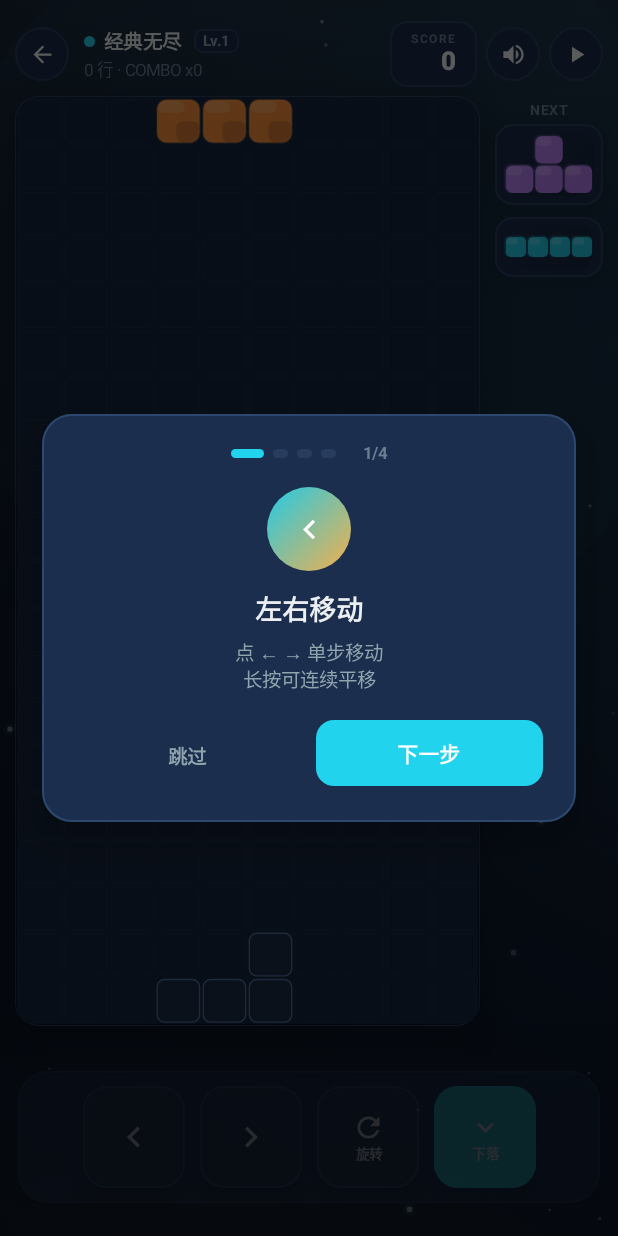
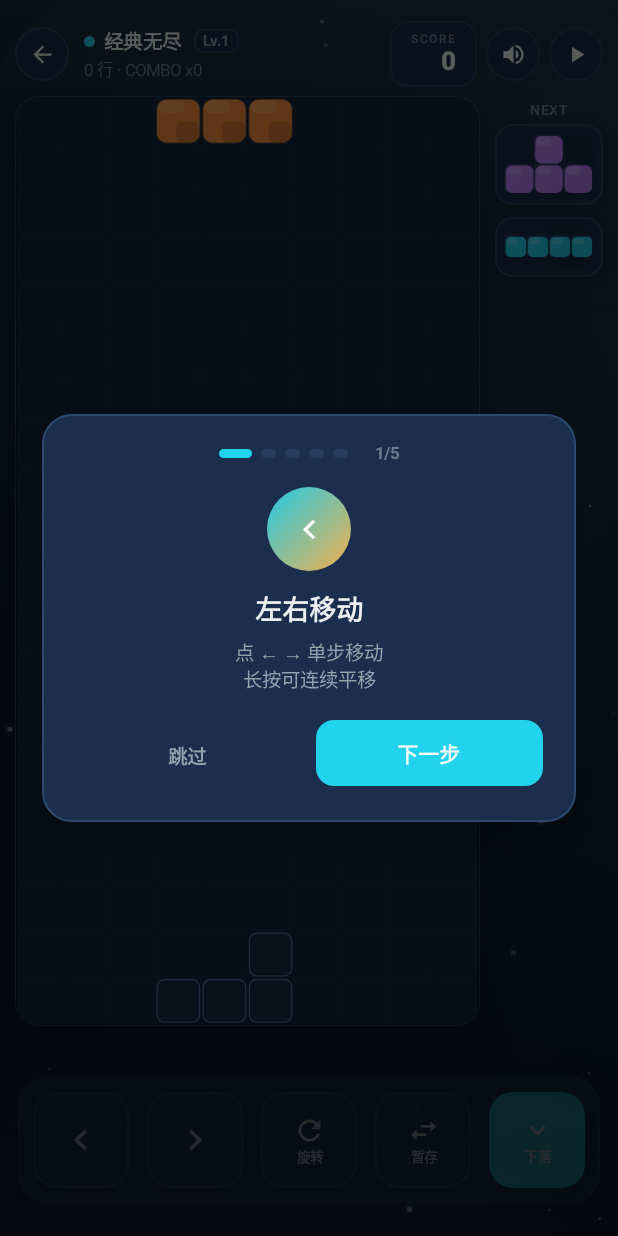
Before and after one commit to lizhongsheng168/TetrisGame, an Android app built with Jetpack Compose: the screen it shows after launch (MainActivity), after a tap on "经典无尽", on a phone screen of 412 x 824 dp. Run offline under Robolectric (Android 15) with nearby library versions, the phone set to English and light mode, and no system bars; 3 other taps on this screen came first.

Commit message:
feat: 操作区加入暂存，并写进新手教学
暂存调用引擎已有的 hold()，一颗落下前只能换一次。按钮在棋盘下方的操作区，教学紧挨旋转说明。

Co-authored-by: 154632988 <154632988@qq.com>

```diff
--- a/app/src/main/java/com/tetris/game/ui/components/TutorialOverlay.kt
+++ b/app/src/main/java/com/tetris/game/ui/components/TutorialOverlay.kt
@@ -12,6 +12,7 @@ import androidx.compose.material.icons.automirrored.filled.KeyboardArrowLeft
 import androidx.compose.material.icons.automirrored.filled.KeyboardArrowRight
 import androidx.compose.material.icons.filled.KeyboardArrowDown
 import androidx.compose.material.icons.filled.Refresh
+import androidx.compose.material.icons.filled.SwapHoriz
 import androidx.compose.material.icons.filled.Visibility
 import androidx.compose.material3.Button
 import androidx.compose.material3.ButtonDefaults
@@ -60,6 +61,11 @@ fun TutorialOverlay(
                 title = "旋转方块",
                 desc = "点 旋转 让方块顺时针转 90°\n卡住也能贴墙转（踢墙）",
                 icon = Icons.Filled.Refresh
+            ),
+            TutorialStep(
+                title = "暂存方块",
+                desc = "点 暂存 把当前方块换下来\n每落下一颗才能再暂存一次",
+                icon = Icons.Filled.SwapHoriz
             ),
             TutorialStep(
                 title = "下落",
--- a/app/src/main/java/com/tetris/game/ui/screens/GameScreen.kt
+++ b/app/src/main/java/com/tetris/game/ui/screens/GameScreen.kt
@@ -24,6 +24,7 @@ import androidx.compose.material.icons.filled.Pause
 import androidx.compose.material.icons.filled.PlayArrow
 import androidx.compose.material.icons.filled.Refresh
 import androidx.compose.material.icons.filled.Star
+import androidx.compose.material.icons.filled.SwapHoriz
 import androidx.compose.material.icons.filled.VolumeOff
 import androidx.compose.material.icons.filled.VolumeUp
 import androidx.compose.material3.*
@@ -552,6 +553,15 @@ fun GameScreen(
                             tickCount++
                         }
                     },
+                    onHold = {
+                        if (showResumeDialog || showTutorial) return@ControlArea
+                        if (engine.gameState == GameState.PLAYING) {
+                            if (engine.hold()) { if (soundEnabled) SoundManager.playRotate() }
+                            tickCount++
+                            syncOutcome()
+                        }
+                    },
+                    canHold = !engine.holdUsed,
                     onSoftDrop = {
                         if (showResumeDialog || showTutorial) return@ControlArea
                         if (engine.gameState == GameState.PLAYING) {
@@ -963,8 +973,8 @@ private fun OverlayDialog(
 }
 
 @Composable
-private fun ControlArea(enabled: Boolean = true, hapticEnabled: Boolean, sensitivity: Int = 3, btnScale: Int = 100, btnSpacing: Int = 10, onMoveLeft: () -> Unit, onMoveRight: () -> Unit, onRotate: () -> Unit, onSoftDrop: () -> Unit, onHardDrop: () -> Unit) {
-    ButtonControlArea(enabled = enabled, hapticEnabled = hapticEnabled, sensitivity = sensitivity, btnScale = btnScale, btnSpacing = btnSpacing, onMoveLeft = onMoveLeft, onMoveRight = onMoveRight, onRotate = onRotate, onSoftDrop = onSoftDrop, onHardDrop = onHardDrop)
+private fun ControlArea(enabled: Boolean = true, hapticEnabled: Boolean, sensitivity: Int = 3, btnScale: Int = 100, btnSpacing: Int = 10, canHold: Boolean = true, onMoveLeft: () -> Unit, onMoveRight: () -> Unit, onRotate: () -> Unit, onHold: () -> Unit, onSoftDrop: () -> Unit, onHardDrop: () -> Unit) {
+    ButtonControlArea(enabled = enabled, hapticEnabled = hapticEnabled, sensitivity = sensitivity, btnScale = btnScale, btnSpacing = btnSpacing, canHold = canHold, onMoveLeft = onMoveLeft, onMoveRight = onMoveRight, onRotate = onRotate, onHold = onHold, onSoftDrop = onSoftDrop, onHardDrop = onHardDrop)
 }
 
 private fun moveRepeatMs(s: Int): Long = when (s.coerceIn(1, 5)) { 1 -> 95L; 2 -> 80L; 3 -> 70L; 4 -> 52L; 5 -> 38L; else -> 70L }
@@ -973,10 +983,10 @@ private fun dropRepeatMs(s: Int): Long = when (s.coerceIn(1, 5)) { 1 -> 38L; 2 -
 private fun dropInitialMs(s: Int): Long = when (s.coerceIn(1, 5)) { 1 -> 165L; 2 -> 140L; 3 -> 120L; 4 -> 95L; 5 -> 75L; else -> 120L }
 
 @Composable
-private fun ButtonControlArea(enabled: Boolean = true, hapticEnabled: Boolean, sensitivity: Int = 3, btnScale: Int = 100, btnSpacing: Int = 10, onMoveLeft: () -> Unit, onMoveRight: () -> Unit, onRotate: () -> Unit, onSoftDrop: () -> Unit, onHardDrop: () -> Unit) {
+private fun ButtonControlArea(enabled: Boolean = true, hapticEnabled: Boolean, sensitivity: Int = 3, btnScale: Int = 100, btnSpacing: Int = 10, canHold: Boolean = true, onMoveLeft: () -> Unit, onMoveRight: () -> Unit, onRotate: () -> Unit, onHold: () -> Unit, onSoftDrop: () -> Unit, onHardDrop: () -> Unit) {
     val theme = LocalAppTheme.current
-    val btnDp = (68f * (btnScale / 100f)).dp
-    val sp = btnSpacing.dp
+    val cap = (64f * (btnScale / 100f)).dp
+    val sp = (btnSpacing.coerceAtMost(8)).dp
     Surface(
         shape = RoundedCornerShape(20.dp),
         color = theme.boardCardBackground.copy(alpha = 0.92f),
@@ -985,15 +995,33 @@ private fun ButtonControlArea(enabled: Boolean = true, hapticEnabled: Boolean, s
         modifier = Modifier.fillMaxWidth().padding(horizontal = 12.dp, vertical = 10.dp).graphicsLayer { alpha = if (enabled) 1f else 0.4f }
     ) {
         Row(
-            modifier = Modifier.fillMaxWidth().padding(horizontal = 10.dp, vertical = 10.dp),
-            horizontalArrangement = Arrangement.spacedBy(sp, Alignment.CenterHorizontally),
+            modifier = Modifier.fillMaxWidth().padding(horizontal = 8.dp, vertical = 10.dp),
+            horizontalArrangement = Arrangement.spacedBy(sp),
             verticalAlignment = Alignment.CenterVertically
         ) {
-            HoldMoveButton(hapticEnabled = hapticEnabled, sensitivity = sensitivity, btnSize = btnDp, icon = Icons.AutoMirrored.Filled.KeyboardArrowLeft, contentDesc = "左移", onMove = onMoveLeft)
-            HoldMoveButton(hapticEnabled = hapticEnabled, sensitivity = sensitivity, btnSize = btnDp, icon = Icons.AutoMirrored.Filled.KeyboardArrowRight, contentDesc = "右移", onMove = onMoveRight)
-            RotateButton(hapticEnabled = hapticEnabled, btnSize = btnDp, onRotate = onRotate)
-            HoldSoftDropButton(hapticEnabled = hapticEnabled, sensitivity = sensitivity, btnSize = btnDp, onSoftDrop = onSoftDrop, onHardDrop = onHardDrop)
+            ControlSlot(cap) { size ->
+                HoldMoveButton(hapticEnabled = hapticEnabled, sensitivity = sensitivity, btnSize = size, icon = Icons.AutoMirrored.Filled.KeyboardArrowLeft, contentDesc = "左移", onMove = onMoveLeft)
+            }
+            ControlSlot(cap) { size ->
+                HoldMoveButton(hapticEnabled = hapticEnabled, sensitivity = sensitivity, btnSize = size, icon = Icons.AutoMirrored.Filled.KeyboardArrowRight, contentDesc = "右移", onMove = onMoveRight)
+            }
+            ControlSlot(cap) { size ->
+                RotateButton(hapticEnabled = hapticEnabled, btnSize = size, onRotate = onRotate)
+            }
+            ControlSlot(cap) { size ->
+                HoldPieceButton(hapticEnabled = hapticEnabled, btnSize = size, enabled = canHold, onHold = onHold)
+            }
+            ControlSlot(cap) { size ->
+                HoldSoftDropButton(hapticEnabled = hapticEnabled, sensitivity = sensitivity, btnSize = size, onSoftDrop = onSoftDrop, onHardDrop = onHardDrop)
+            }
         }
+    }
+}
+
+@Composable
+private fun RowScope.ControlSlot(cap: androidx.compose.ui.unit.Dp, content: @Composable (androidx.compose.ui.unit.Dp) -> Unit) {
+    BoxWithConstraints(modifier = Modifier.weight(1f), contentAlignment = Alignment.Center) {
+        content(minOf(maxWidth, cap))
     }
 }
 
@@ -1018,6 +1046,36 @@ private fun RotateButton(hapticEnabled: Boolean, btnSize: androidx.compose.ui.un
             Column(horizontalAlignment = Alignment.CenterHorizontally) {
                 Icon(Icons.Filled.Refresh, contentDescription = "旋转", tint = theme.textPrimary, modifier = Modifier.size(22.dp))
                 Text(text = "旋转", fontSize = 9.sp, color = theme.textPrimary, fontWeight = FontWeight.Bold)
+            }
+        }
+    }
+    LaunchedEffect(pressed) { if (pressed) { delay(120); pressed = false } }
+}
+
+@Composable
+private fun HoldPieceButton(hapticEnabled: Boolean, btnSize: androidx.compose.ui.unit.Dp = 64.dp, enabled: Boolean = true, onHold: () -> Unit) {
+    val theme = LocalAppTheme.current
+    var pressed by remember { mutableStateOf(false) }
+    val scale by animateFloatAsState(if (pressed) 0.94f else 1f, label = "holdScale")
+    val haptic = LocalHapticFeedback.current
+    Surface(
+        shape = RoundedCornerShape(16.dp),
+        color = if (pressed) theme.controlButtonBgPressed else theme.controlButtonBg,
+        border = BorderStroke(1.dp, theme.controlButtonBorder),
+        shadowElevation = if (pressed) 2.dp else 6.dp,
+        modifier = Modifier
+            .size(btnSize)
+            .graphicsLayer(scaleX = scale, scaleY = scale, alpha = if (enabled) 1f else 0.4f)
+            .clickable {
+                if (hapticEnabled) haptic.performHapticFeedback(HapticFeedbackType.TextHandleMove)
+                pressed = true
+                onHold()
+            }
+    ) {
+        Box(contentAlignment = Alignment.Center, modifier = Modifier.fillMaxSize()) {
+            Column(horizontalAlignment = Alignment.CenterHorizontally) {
+                Icon(Icons.Filled.SwapHoriz, contentDescription = "暂存", tint = theme.textPrimary, modifier = Modifier.size(22.dp))
+                Text(text = "暂存", fontSize = 9.sp, color = theme.textPrimary, fontWeight = FontWeight.Bold)
             }
         }
     }
--- a/app/src/main/java/com/tetris/game/ui/screens/SettingsScreen.kt
+++ b/app/src/main/java/com/tetris/game/ui/screens/SettingsScreen.kt
@@ -282,7 +282,7 @@ fun SettingsScreen(
                         }
                         Column(modifier = Modifier.weight(1f).padding(horizontal = 12.dp)) {
                             Text("新手引导", fontSize = 14.sp, fontWeight = FontWeight.Bold, color = theme.textPrimary)
-                            Text("重新查看 旋转/加速/幽灵块 说明", fontSize = 11.sp, color = theme.textSecondary, modifier = Modifier.padding(top = 2.dp))
+                            Text("重新查看 旋转/暂存/下落/幽灵块 说明", fontSize = 11.sp, color = theme.textSecondary, modifier = Modifier.padding(top = 2.dp))
                         }
                         Button(
                             onClick = {
@@ -297,7 +297,7 @@ fun SettingsScreen(
                 }
                 if (tutorialHint) {
                     Text(
-                        "下一局开局时会重新播放左右移动、旋转和下落说明。",
+                        "下一局开局时会重新播放左右移动、旋转、暂存和下落说明。",
                         fontSize = 12.sp,
                         color = theme.primaryAccentStrong,
                         modifier = Modifier.padding(horizontal = 6.dp)
```
Also changed, not shown: 1 other file.
